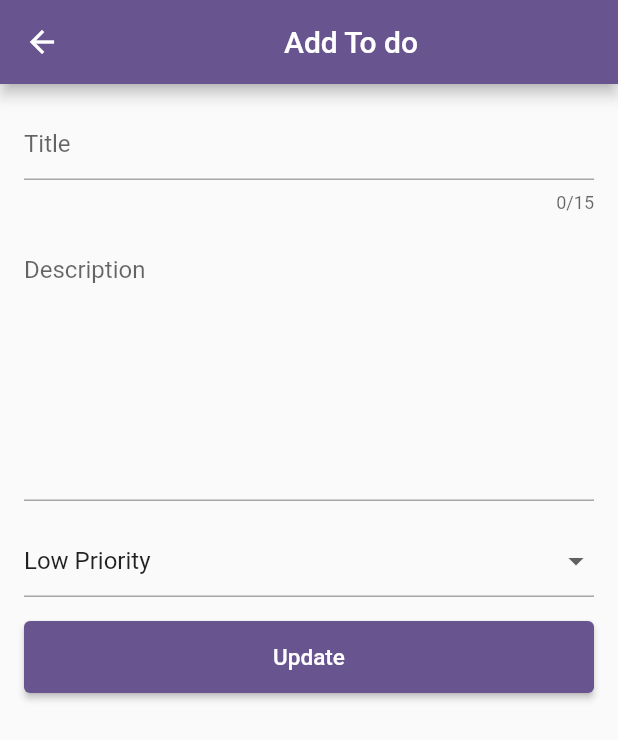
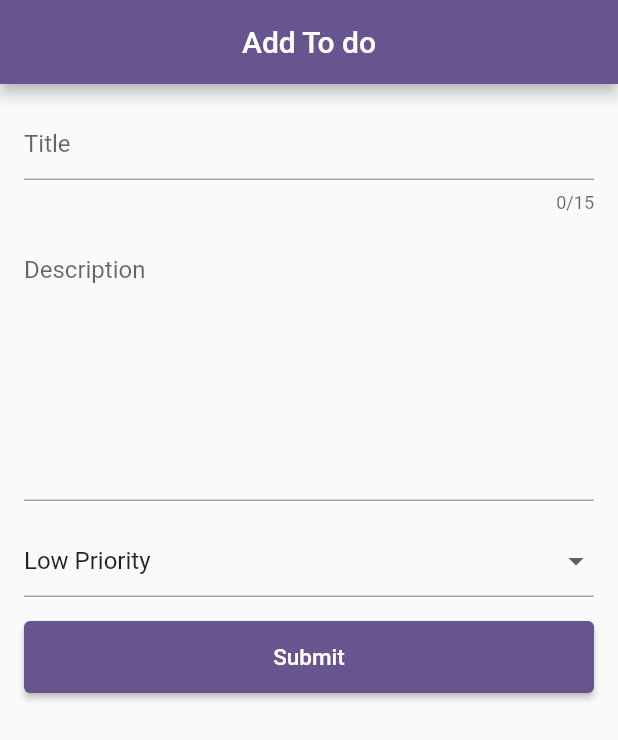
Before and after one commit to harsh23079/CodSoftInter, a Flutter app: the ListAdd screen opened directly, on a phone screen of 412 x 824 dp. Shown: the top 740 px of the screen. Run offline on Flutter 3.47's test engine with Material 2 defaults, Android fonts, the phone set to English and light mode, and no system bars; our stand-ins replace shared_preferences; accounts and stored records are empty.

Commit message:
error fixed

```diff
--- a/lib/ui/addList.dart
+++ b/lib/ui/addList.dart
@@ -35,7 +35,7 @@ class _ListAddState extends State<ListAdd> {
   Widget build(BuildContext context) {
     return Scaffold(
         appBar: AppBar(
-          // automaticallyImplyLeading: false,
+          automaticallyImplyLeading: false,
           title: Center(
             child:
                 Text(widget.initialNote == null ? "Add To do" : "Edit To do"),
@@ -126,13 +126,13 @@ class _ListAddState extends State<ListAdd> {
                           horizontal: 30.0, vertical: 15.0), // Adjust padding
                     ),
                   ),
-                  child: widget.initialNote != Null
+                  child: widget.initialNote == null
                       ? Text(
-                          "Update",
+                          "Submit",
                           style: TextStyle(fontSize: 15),
                         )
                       : Text(
-                          "Submit",
+                          "Update",
                           style: TextStyle(fontSize: 15),
                         )),
             ],
--- a/lib/ui/homescreen.dart
+++ b/lib/ui/homescreen.dart
@@ -101,6 +101,12 @@ class _HomeScreenState extends State<HomeScreen> {
                         },
                         onSelected: (value) {
                           if (value == 'delete') {
+                            setState(() {
+                              if (isSelected) {
+                                selectedIndices.remove(index);
+                              }
+                            });
+
                             _deleteNote(index);
                           } else if (value == 'edit') {
                             _editNote(notes[index], index);
```
Also changed, not shown: 2 other files.
